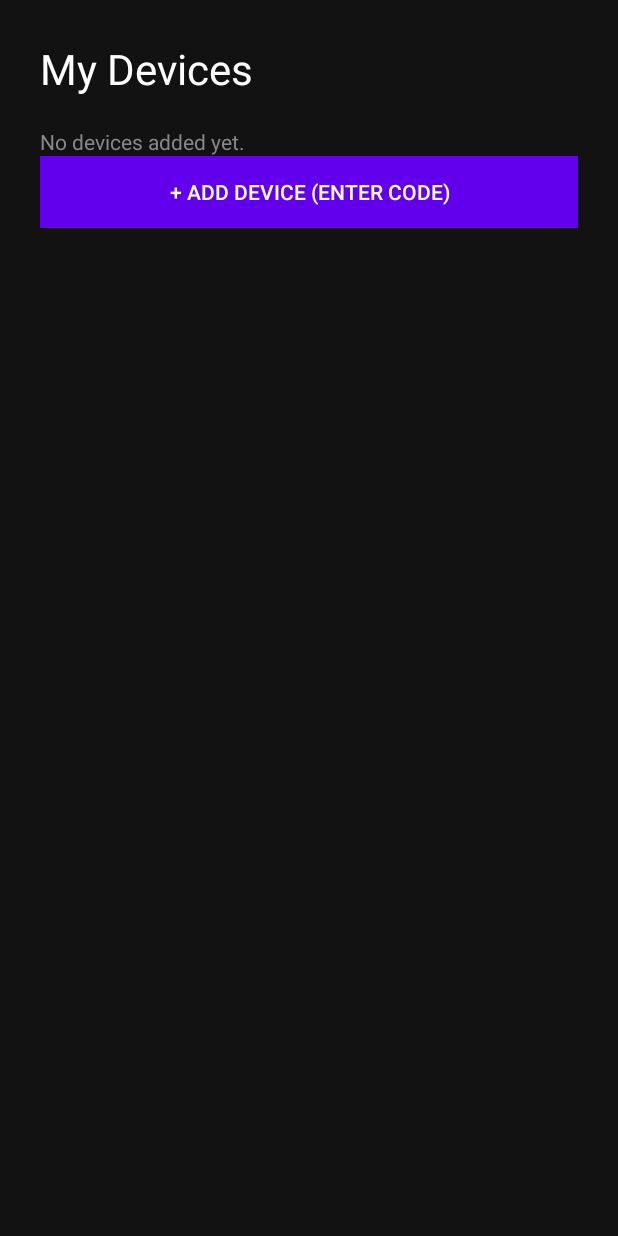
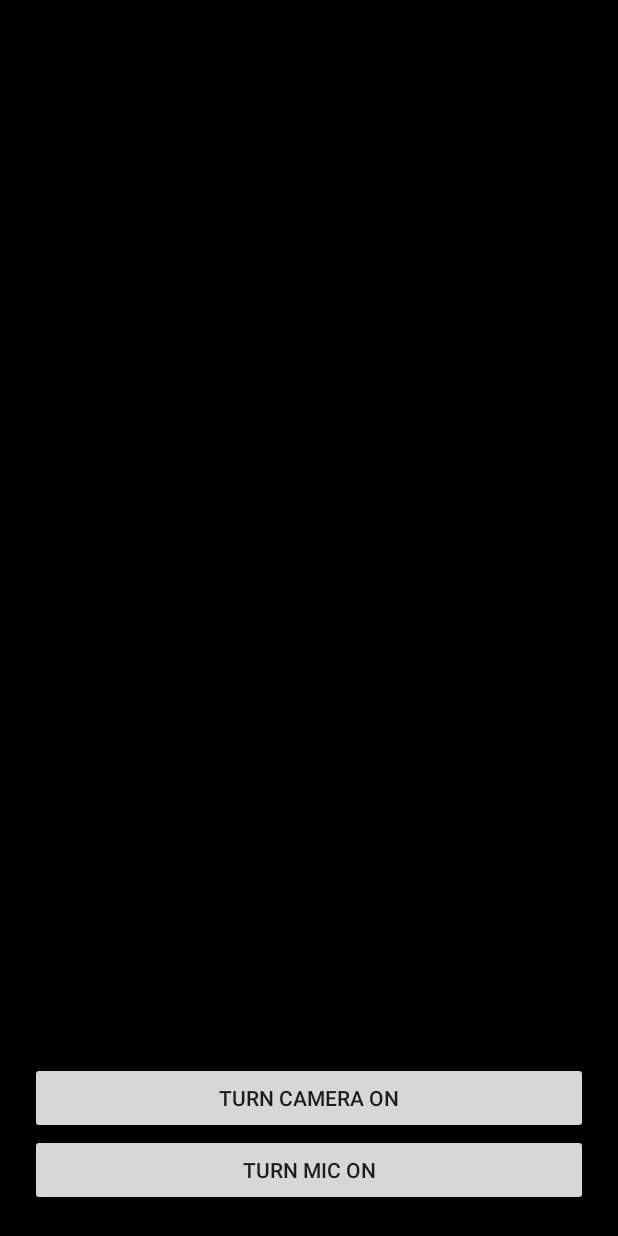
Before and after one commit to Shivampalreherguwan01/S.Agent2, an Android app: the ControllerActivity screen opened directly, with no data from a screen before it, on a phone screen of 412 x 824 dp. Run offline under Robolectric (Android 15) with nearby library versions, the phone set to English and light mode, and no system bars; our stand-ins replace Firebase (no records; nobody signed in at launch, a user with empty details on screens opened directly).

Commit message:
Pivoted to Camera/Mic Monitor, implemented anti-freeze loop and Android 14 background service

```diff
--- a/app/src/main/java/com/sagent/app/ControllerActivity.java
+++ b/app/src/main/java/com/sagent/app/ControllerActivity.java
@@ -1,129 +1,133 @@
 package com.sagent.app;
 
-import android.content.Context;
-import android.content.Intent;
-import android.content.SharedPreferences;
+import android.graphics.Bitmap;
+import android.graphics.BitmapFactory;
 import android.graphics.Color;
+import android.media.AudioAttributes;
+import android.media.AudioFormat;
+import android.media.AudioTrack;
 import android.os.Bundle;
-import android.text.InputType;
+import android.util.Base64;
 import android.view.Gravity;
 import android.widget.Button;
-import android.widget.EditText;
+import android.widget.ImageView;
 import android.widget.LinearLayout;
-import android.widget.TextView;
-import androidx.appcompat.app.AlertDialog;
+import android.widget.Toast;
+import androidx.annotation.NonNull;
 import androidx.appcompat.app.AppCompatActivity;
+import com.google.firebase.database.DataSnapshot;
+import com.google.firebase.database.DatabaseError;
+import com.google.firebase.database.DatabaseReference;
+import com.google.firebase.database.FirebaseDatabase;
+import com.google.firebase.database.ValueEventListener;
 
 public class ControllerActivity extends AppCompatActivity {
-    private LinearLayout deviceList;
-    private SharedPreferences prefs;
+    private String roomId;
+    private ImageView imageView;
+    private Button btnCam, btnMic;
+    private DatabaseReference roomRef;
+    private boolean isCamOn = false, isMicOn = false;
+    private AudioTrack audioTrack;
 
     @Override
     protected void onCreate(Bundle savedInstanceState) {
         super.onCreate(savedInstanceState);
-        prefs = getSharedPreferences("SAgentPrefs", Context.MODE_PRIVATE);
+        roomId = getIntent().getStringExtra("roomId"); // From MainActivity
 
-        LinearLayout mainLayout = new LinearLayout(this);
-        mainLayout.setOrientation(LinearLayout.VERTICAL);
-        mainLayout.setBackgroundColor(Color.parseColor("#121212"));
-        mainLayout.setPadding(40, 40, 40, 40);
+        LinearLayout layout = new LinearLayout(this);
+        layout.setOrientation(LinearLayout.VERTICAL);
+        layout.setGravity(Gravity.CENTER);
+        layout.setBackgroundColor(Color.BLACK);
+        layout.setPadding(30, 30, 30, 30);
 
-        TextView title = new TextView(this);
-        title.setText("My Devices");
-        title.setTextColor(Color.WHITE);
-        title.setTextSize(28);
-        title.setPadding(0, 0, 0, 30);
+        imageView = new ImageView(this);
+        LinearLayout.LayoutParams imgParams = new LinearLayout.LayoutParams(
+                LinearLayout.LayoutParams.MATCH_PARENT, 0, 1f);
+        imageView.setLayoutParams(imgParams);
 
-        deviceList = new LinearLayout(this);
-        deviceList.setOrientation(LinearLayout.VERTICAL);
+        btnCam = new Button(this);
+        btnCam.setText("TURN CAMERA ON");
+        btnCam.setOnClickListener(v -> toggleCamera());
 
-        Button btnAdd = new Button(this);
-        btnAdd.setText("+ Add Device (Enter Code)");
-        btnAdd.setBackgroundColor(Color.parseColor("#6200EE"));
-        btnAdd.setTextColor(Color.WHITE);
-        btnAdd.setOnClickListener(v -> showAddDeviceDialog());
+        btnMic = new Button(this);
+        btnMic.setText("TURN MIC ON");
+        btnMic.setOnClickListener(v -> toggleMic());
 
-        mainLayout.addView(title);
-        mainLayout.addView(deviceList);
-        mainLayout.addView(btnAdd);
-        setContentView(mainLayout);
+        layout.addView(imageView);
+        layout.addView(btnCam);
+        layout.addView(btnMic);
+        setContentView(layout);
 
-        loadSavedDevices();
+        setupAudioTrack();
+        roomRef = FirebaseDatabase.getInstance().getReference("rooms").child(roomId);
+
+        // Listen for Camera Frames
+        roomRef.child("camera_frame").addValueEventListener(new ValueEventListener() {
+            @Override
+            public void onDataChange(@NonNull DataSnapshot snapshot) {
+                if (snapshot.exists()) {
+                    String base64 = snapshot.child("image").getValue(String.class);
+                    if (base64 != null) {
+                        byte[] bytes = Base64.decode(base64, Base64.NO_WRAP);
+                        Bitmap bmp = BitmapFactory.decodeByteArray(bytes, 0, bytes.length);
+                        runOnUiThread(() -> imageView.setImageBitmap(bmp));
+                    }
+                }
+            }
+            @Override public void onCancelled(@NonNull DatabaseError error) {}
+        });
+
+        // Listen for Audio
+        roomRef.child("audio_chunk").addValueEventListener(new ValueEventListener() {
+            @Override
+            public void onDataChange(@NonNull DataSnapshot snapshot) {
+                String base64 = snapshot.getValue(String.class);
+                if (base64 != null && audioTrack != null) {
+                    byte[] bytes = Base64.decode(base64, Base64.NO_WRAP);
+                    audioTrack.write(bytes, 0, bytes.length);
+                }
+            }
+            @Override public void onCancelled(@NonNull DatabaseError error) {}
+        });
     }
 
-    private void showAddDeviceDialog() {
-        AlertDialog.Builder builder = new AlertDialog.Builder(this);
-        builder.setTitle("Enter Pairing Code");
-
-        final EditText input = new EditText(this);
-        input.setInputType(InputType.TYPE_CLASS_TEXT);
-        input.setHint("e.g. SA-123456");
-        builder.setView(input);
-
-        builder.setPositiveButton("Connect", (dialog, which) -> {
-            String code = input.getText().toString().trim();
-            if (!code.isEmpty()) {
-                saveDevice(code);
-                Intent intent = new Intent(this, LiveControlActivity.class);
-                intent.putExtra("roomId", code);
-                startActivity(intent);
-            }
-        });
-        builder.setNegativeButton("Cancel", (dialog, which) -> dialog.cancel());
-        builder.show();
+    private void toggleCamera() {
+        isCamOn = !isCamOn;
+        btnCam.setText(isCamOn ? "TURN CAMERA OFF" : "TURN CAMERA ON");
+        roomRef.child("camera_control").setValue(isCamOn);
     }
 
-    private void saveDevice(String code) {
-        String saved = prefs.getString("savedDevices", "");
-        if (!saved.contains(code)) {
-            saved = saved.isEmpty() ? code : saved + "," + code;
-            prefs.edit().putString("savedDevices", saved).apply();
-            loadSavedDevices();
-        }
+    private void toggleMic() {
+        isMicOn = !isMicOn;
+        btnMic.setText(isMicOn ? "TURN MIC OFF" : "TURN MIC ON");
+        roomRef.child("mic_control").setValue(isMicOn);
     }
 
-    private void loadSavedDevices() {
-        deviceList.removeAllViews();
-        String saved = prefs.getString("savedDevices", "");
-        if (saved.isEmpty()) {
-            TextView empty = new TextView(this);
-            empty.setText("No devices added yet.");
-            empty.setTextColor(Color.GRAY);
-            deviceList.addView(empty);
-            return;
+    private void setupAudioTrack() {
+        int sampleRate = 16000;
+        int bufferSize = AudioTrack.getMinBufferSize(sampleRate, AudioFormat.CHANNEL_OUT_MONO, AudioFormat.ENCODING_PCM_16BIT);
+        audioTrack = new AudioTrack.Builder()
+                .setAudioAttributes(new AudioAttributes.Builder()
+                        .setUsage(AudioAttributes.USAGE_MEDIA)
+                        .setContentType(AudioAttributes.CONTENT_TYPE_SPEECH)
+                        .build())
+                .setAudioFormat(new AudioFormat.Builder()
+                        .setEncoding(AudioFormat.ENCODING_PCM_16BIT)
+                        .setSampleRate(sampleRate)
+                        .setChannelMask(AudioFormat.CHANNEL_OUT_MONO)
+                        .build())
+                .setBufferSizeInBytes(bufferSize)
+                .setTransferMode(AudioTrack.MODE_STREAM)
+                .build();
+        audioTrack.play();
+    }
+
+    @Override
+    protected void onDestroy() {
+        if (audioTrack != null) {
+            audioTrack.stop();
+            audioTrack.release();
         }
-
-        String[] devices = saved.split(",");
-        for (String code : devices) {
-            LinearLayout card = new LinearLayout(this);
-            card.setOrientation(LinearLayout.HORIZONTAL);
-            card.setBackgroundColor(Color.parseColor("#1E1E1E"));
-            card.setPadding(30, 30, 30, 30);
-            card.setGravity(Gravity.CENTER_VERTICAL);
-
-            LinearLayout.LayoutParams params = new LinearLayout.LayoutParams(
-                    LinearLayout.LayoutParams.MATCH_PARENT,
-                    LinearLayout.LayoutParams.WRAP_CONTENT);
-            params.setMargins(0, 0, 0, 20);
-            card.setLayoutParams(params);
-
-            TextView tvName = new TextView(this);
-            tvName.setText("Device: " + code);
-            tvName.setTextColor(Color.WHITE);
-            tvName.setTextSize(18);
-            tvName.setLayoutParams(new LinearLayout.LayoutParams(0, LinearLayout.LayoutParams.WRAP_CONTENT, 1f));
-
-            Button btnControl = new Button(this);
-            btnControl.setText("Control");
-            btnControl.setOnClickListener(v -> {
-                Intent intent = new Intent(this, LiveControlActivity.class);
-                intent.putExtra("roomId", code);
-                startActivity(intent);
-            });
-
-            card.addView(tvName);
-            card.addView(btnControl);
-            deviceList.addView(card);
-        }
+        super.onDestroy();
     }
 }
```
Also changed, not shown: app/build.gradle (+7 -1 lines), app/src/main/AndroidManifest.xml (+10 -19 lines), app/src/main/java/com/sagent/app/HostActivity.java (+20 -23 lines), app/src/main/java/com/sagent/app/HostService.java (added, +217 -0 lines), app/src/main/java/com/sagent/app/MainActivity.java (+19 -28 lines).
